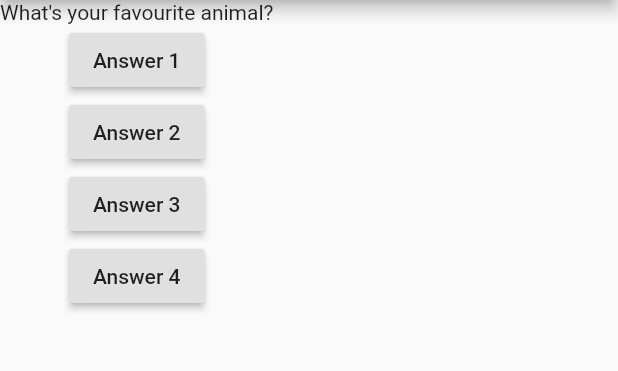
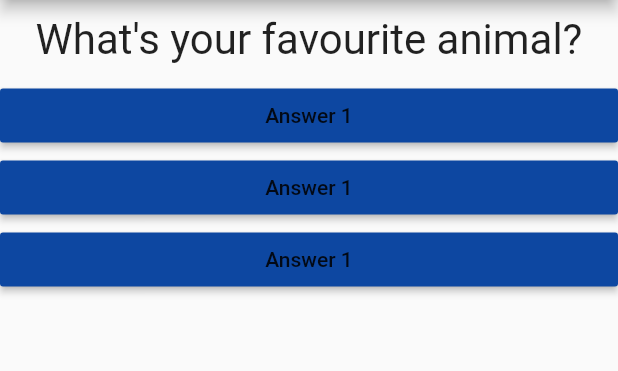
Before and after one commit to isaacmarcus/flutter_quizzer, a Flutter app: the screen it shows after launch, after a tap on "Answer 1", on a phone screen of 412 x 824 dp, the part 84-455 px from its top. Run offline on Flutter 3.47's test engine with Material 2 defaults, Android fonts, the phone set to English and light mode, and no system bars.

Commit message:
added answer class

```diff
--- /dev/null
+++ b/lib/answer.dart
@@ -0,0 +1,19 @@
+import 'package:flutter/material.dart';
+
+class Answer extends StatelessWidget {
+  final Function selectHandler;
+
+  Answer(this.selectHandler);
+
+  @override
+  Widget build(BuildContext context) {
+    return Container(
+      width: double.infinity,
+      child: RaisedButton(
+        color: Colors.blue[900],
+        child: Text('Answer 1'),
+        onPressed: selectHandler,
+      ),
+    );
+  }
+}
--- a/lib/main.dart
+++ b/lib/main.dart
@@ -1,6 +1,7 @@
 import 'package:flutter/material.dart';
 
 import './question.dart';
+import './answer.dart';
 
 void main() {
   runApp(MyApp());
@@ -17,7 +18,7 @@ class MyApp extends StatefulWidget {
 class _MyAppState extends State<MyApp> {
   var _questionIndex = 0;
 
-  void answerQuestion() {
+  void _answerQuestion() {
     setState(() {
       _questionIndex ++;
     });
@@ -37,10 +38,9 @@ class _MyAppState extends State<MyApp> {
         body: Column(
           children: [
             Question(questions[_questionIndex]),
-            RaisedButton(child: Text('Answer 1'), onPressed: answerQuestion,),
-            RaisedButton(child: Text('Answer 2'), onPressed: answerQuestion,),
-            RaisedButton(child: Text('Answer 3'), onPressed: answerQuestion,),
-            RaisedButton(child: Text('Answer 4'), onPressed: answerQuestion,),
+            Answer(_answerQuestion),
+            Answer(_answerQuestion),
+            Answer(_answerQuestion),
           ],
         ),
       ),
--- a/lib/question.dart
+++ b/lib/question.dart
@@ -7,8 +7,16 @@ class Question extends StatelessWidget {
 
   @override
   Widget build(BuildContext context) {
-    return Text(
-      _questionText,
+    return Container(
+      width: double.infinity,
+      margin: EdgeInsets.all(10),
+      child: Text(
+        _questionText,
+        style: TextStyle(
+          fontSize: 28,
+        ),
+        textAlign: TextAlign.center,
+      ),
     );
   }
 }
```
